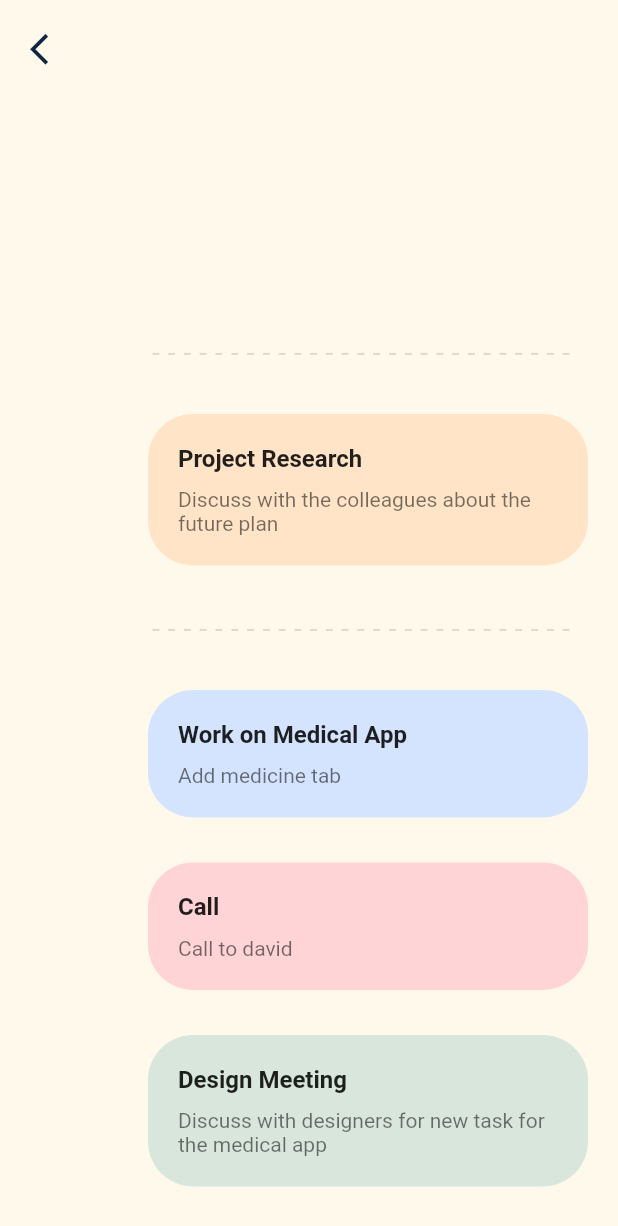
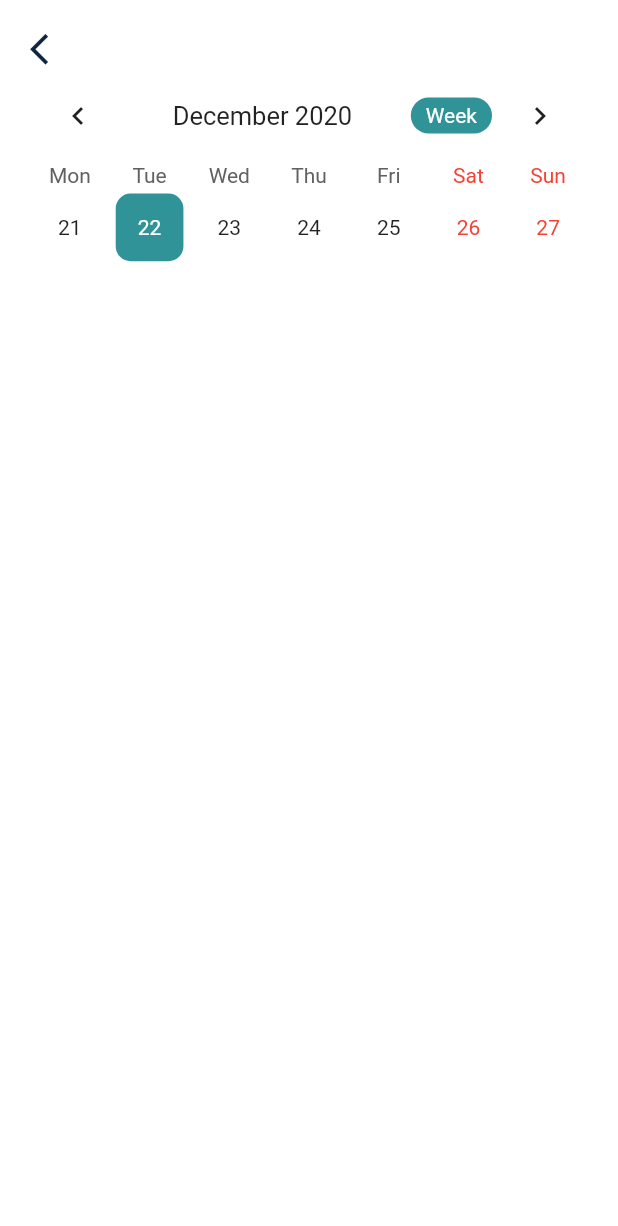
Before and after one commit to longnguyenhuynh/Project-Manager, a Flutter app: the CalendarPage screen opened directly, on a phone screen of 412 x 824 dp. Shown: the top 1226 px of the screen. Run offline on Flutter 3.47's test engine with Material 2 defaults, Android fonts, the phone set to English and light mode, and no system bars; drawn by our look-alikes of table_calendar; our stand-ins replace flutter_svg, percent_indicator.

```diff
--- a/Source/project_manager/lib/Screens/Calendar/calendar_page.dart
+++ b/Source/project_manager/lib/Screens/Calendar/calendar_page.dart
@@ -1,27 +1,25 @@
 import 'package:flutter/material.dart';
 import 'package:project_manager/constants.dart';
-import 'package:project_manager/components/calendar_dates.dart';
-import 'package:project_manager/components/task_container.dart';
+import 'package:table_calendar/table_calendar.dart';
 import 'package:project_manager/components/back_button.dart';
-import 'package:calendar_time/calendar_time.dart';
 
-class CalendarPage extends StatelessWidget {
-  Widget _dashedText() {
-    return Container(
-      padding: EdgeInsets.symmetric(vertical: 15),
-      child: Text(
-        '------------------------------------------',
-        maxLines: 1,
-        style:
-            TextStyle(fontSize: 20.0, color: Colors.black12, letterSpacing: 5),
-      ),
-    );
+class CalendarPage extends StatefulWidget {
+  @override
+  _CalendarPageState createState() => _CalendarPageState();
+}
+
+class _CalendarPageState extends State<CalendarPage> {
+  CalendarController _controller;
+
+  @override
+  void initState() {
+    super.initState();
+    _controller = CalendarController();
   }
 
   @override
   Widget build(BuildContext context) {
     return Scaffold(
-      backgroundColor: kLightYellow,
       body: SafeArea(
         child: Padding(
           padding: const EdgeInsets.fromLTRB(
@@ -31,104 +29,45 @@ class CalendarPage extends StatelessWidget {
             0,
           ),
           child: Column(
+            crossAxisAlignment: CrossAxisAlignment.start,
             children: <Widget>[
               MyBackButton(),
-              SizedBox(height: 30.0),
-              Align(
-                alignment: Alignment.centerLeft,
-                child: Text(
-                  CalendarTime(DateTime.now()).format("MMMM, dd"),
-                  style: TextStyle(fontSize: 30.0, fontWeight: FontWeight.w700),
+              TableCalendar(
+                initialCalendarFormat: CalendarFormat.week,
+                headerStyle: HeaderStyle(
+                  centerHeaderTitle: true,
+                  formatButtonDecoration: BoxDecoration(
+                    color: kGreen,
+                    borderRadius: BorderRadius.circular(20.0),
+                  ),
+                  formatButtonTextStyle: TextStyle(color: Colors.white),
+                  formatButtonShowsNext: false,
                 ),
-              ),
-              SizedBox(height: 20.0),
-              Container(
-                height: 58.0,
-                child: ListView.builder(
-                  scrollDirection: Axis.horizontal,
-                  itemCount: days.length,
-                  itemBuilder: (BuildContext context, int index) {
-                    return CalendarDates(
-                      day: days[index],
-                      date: dates[index],
-                      dayColor: index == 0 ? kRed : Colors.black54,
-                      dateColor: index == 0 ? kRed : kDarkBlue,
-                    );
-                  },
+                startingDayOfWeek: StartingDayOfWeek.monday,
+                builders: CalendarBuilders(
+                  selectedDayBuilder: (context, date, events) => Container(
+                      margin: const EdgeInsets.all(4.0),
+                      alignment: Alignment.center,
+                      decoration: BoxDecoration(
+                          color: kGreen,
+                          borderRadius: BorderRadius.circular(10.0)),
+                      child: Text(
+                        date.day.toString(),
+                        style: TextStyle(color: Colors.white),
+                      )),
+                  todayDayBuilder: (context, date, events) => Container(
+                      margin: const EdgeInsets.all(4.0),
+                      alignment: Alignment.center,
+                      decoration: BoxDecoration(
+                          color: Colors.orange,
+                          borderRadius: BorderRadius.circular(10.0)),
+                      child: Text(
+                        date.day.toString(),
+                        style: TextStyle(color: Colors.white),
+                      )),
                 ),
-              ),
-              Expanded(
-                child: SingleChildScrollView(
-                  child: Container(
-                    padding: EdgeInsets.symmetric(vertical: 20.0),
-                    child: Row(
-                      crossAxisAlignment: CrossAxisAlignment.start,
-                      mainAxisAlignment: MainAxisAlignment.spaceBetween,
-                      children: <Widget>[
-                        Expanded(
-                          flex: 1,
-                          child: ListView.builder(
-                            itemCount: time.length,
-                            shrinkWrap: true,
-                            physics: NeverScrollableScrollPhysics(),
-                            itemBuilder: (BuildContext context, int index) =>
-                                Padding(
-                              padding:
-                                  const EdgeInsets.symmetric(vertical: 15.0),
-                              child: Align(
-                                alignment: Alignment.centerLeft,
-                                child: Text(
-                                  '${time[index]} ${time[index] > 8 ? 'PM' : 'AM'}',
-                                  style: TextStyle(
-                                    fontSize: 16.0,
-                                    color: Colors.black54,
-                                  ),
-                                ),
-                              ),
-                            ),
-                          ),
-                        ),
-                        SizedBox(
-                          width: 20,
-                        ),
-                        Expanded(
-                          flex: 5,
-                          child: ListView(
-                            shrinkWrap: true,
-                            physics: NeverScrollableScrollPhysics(),
-                            children: <Widget>[
-                              _dashedText(),
-                              TaskContainer(
-                                title: 'Project Research',
-                                subtitle:
-                                    'Discuss with the colleagues about the future plan',
-                                boxColor: kLightYellow2,
-                              ),
-                              _dashedText(),
-                              TaskContainer(
-                                title: 'Work on Medical App',
-                                subtitle: 'Add medicine tab',
-                                boxColor: kLavender,
-                              ),
-                              TaskContainer(
-                                title: 'Call',
-                                subtitle: 'Call to david',
-                                boxColor: kPalePink,
-                              ),
-                              TaskContainer(
-                                title: 'Design Meeting',
-                                subtitle:
-                                    'Discuss with designers for new task for the medical app',
-                                boxColor: kLightGreen,
-                              ),
-                            ],
-                          ),
-                        )
-                      ],
-                    ),
-                  ),
-                ),
-              ),
+                calendarController: _controller,
+              )
             ],
           ),
         ),
--- a/Source/project_manager/lib/Screens/Home/home_page.dart
+++ b/Source/project_manager/lib/Screens/Home/home_page.dart
@@ -176,7 +176,7 @@ class HomePage extends StatelessWidget {
                           SizedBox(height: 15.0),
                           TaskColumn(
                             icon: Icons.check_circle_outline,
-                            iconBackgroundColor: kGreen,
+                            iconBackgroundColor: kBlue,
                             title: 'Done',
                             subtitle: '18 tasks now. 13 started', // Database
                           ),
--- a/Source/project_manager/lib/components/calendar_dates.dart
+++ /dev/null
@@ -1,33 +0,0 @@
-import 'package:flutter/material.dart';
-
-
-class CalendarDates extends StatelessWidget {
-  final String day;
-  final String date;
-  final Color dayColor;
-  final Color dateColor;
-
-  CalendarDates({this.day, this.date, this.dayColor, this.dateColor});
-
-  @override
-  Widget build(BuildContext context) {
-    return Padding(
-      padding: const EdgeInsets.only(right: 20.0),
-      child: Column(
-        children: <Widget>[
-          Text(
-            day,
-            style: TextStyle(
-                fontSize: 16, color: dayColor, fontWeight: FontWeight.w400),
-          ),
-          SizedBox(height: 10.0),
-          Text(
-            date,
-            style: TextStyle(
-                fontSize: 16, color: dateColor, fontWeight: FontWeight.w700),
-          ),
-        ],
-      ),
-    );
-  }
-}
--- a/Source/project_manager/lib/components/my_text_field.dart
+++ b/Source/project_manager/lib/components/my_text_field.dart
@@ -10,15 +10,13 @@ class MyTextField extends StatelessWidget {
   @override
   Widget build(BuildContext context) {
     return TextField(
-
       style: TextStyle(color: Colors.black87),
       minLines: minLines,
       maxLines: maxLines,
       decoration: InputDecoration(
-        suffixIcon: icon == null ? null: icon,
+          suffixIcon: icon == null ? null : icon,
           labelText: label,
           labelStyle: TextStyle(color: Colors.black45),
-
           focusedBorder:
               UnderlineInputBorder(borderSide: BorderSide(color: Colors.black)),
           border:
--- a/Source/project_manager/lib/components/task_container.dart
+++ /dev/null
@@ -1,48 +0,0 @@
-import 'package:flutter/material.dart';
-
-
-class TaskContainer extends StatelessWidget {
-  final String title;
-  final String subtitle;
-  final Color boxColor;
-
-  TaskContainer({
-    this.title, this.subtitle, this.boxColor,
-  });
-
-  @override
-  Widget build(BuildContext context) {
-    return Container(
-      margin: EdgeInsets.symmetric(vertical: 15.0),
-      padding: EdgeInsets.all(20.0),
-
-      child: Column(
-        crossAxisAlignment: CrossAxisAlignment.start,
-        children: <Widget>[
-          Text(
-            title,
-            style: TextStyle(
-              fontSize: 16.0,
-              fontWeight: FontWeight.w700,
-            ),
-          ),
-
-          Padding(
-            padding: const EdgeInsets.only(top: 10.0),
-            child: Text(
-              subtitle,
-              style: TextStyle(
-                fontSize: 14.0,
-                color: Colors.black54,
-                fontWeight: FontWeight.w400,
-              ),
-            ),
-          )
-        ],
-      ),
-      decoration: BoxDecoration(
-          color: boxColor,
-          borderRadius: BorderRadius.circular(30.0)),
-    );
-  }
-}
--- a/Source/project_manager/lib/constants.dart
+++ b/Source/project_manager/lib/constants.dart
@@ -7,11 +7,9 @@ const Color kLightYellow = Color(0xFFFFF9EC);
 const Color kLightYellow2 = Color(0xFFFFE4C7);
 const Color kDarkYellow = Color(0xFFF9BE7C);
 const Color kPalePink = Color(0xFFFED4D6);
-
 const Color kRed = Color(0xFFE46472);
 const Color kLavender = Color(0xFFD5E4FE);
 const Color kBlue = Color(0xFF6488E4);
 const Color kLightGreen = Color(0xFFD9E6DC);
 const Color kGreen = Color(0xFF309397);
-
 const Color kDarkBlue = Color(0xFF0D253F);
--- a/Source/project_manager/pubspec.yaml
+++ b/Source/project_manager/pubspec.yaml
@@ -29,7 +29,7 @@ dependencies:
   cupertino_icons: ^1.0.0
   flutter_svg: ^0.19.1
   percent_indicator: ^2.1.7+2
-  calendar_time: ^1.1.0
+  table_calendar: ^2.3.3
 
 dev_dependencies:
   flutter_test:
```
Also changed, not shown: Source/project_manager/pubspec.lock.
